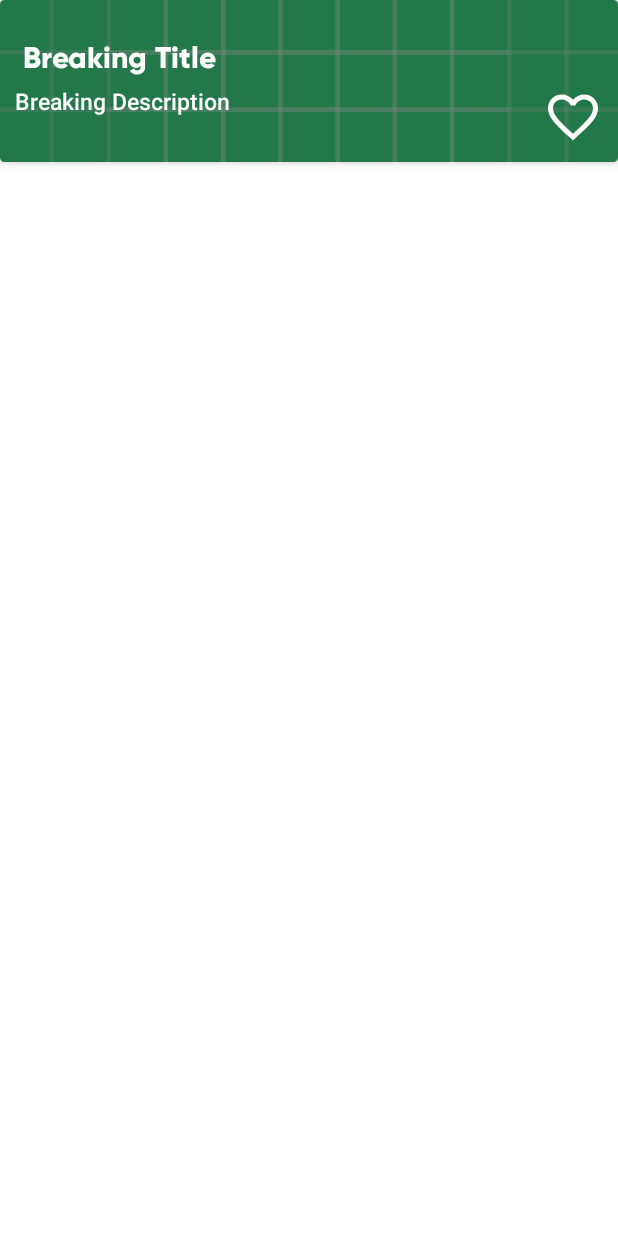
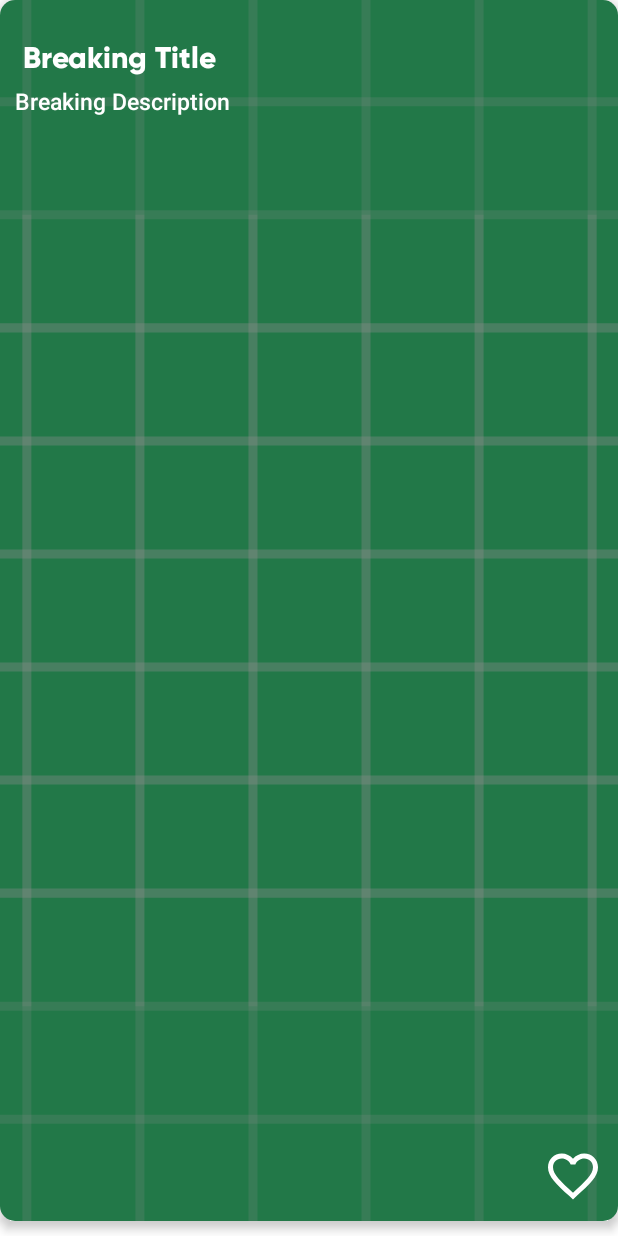
Before and after one commit to tashuseyin/News-App, an Android app: the layout breaking_rowitem.xml on its own in the app's theme, with its tools: preview values and no code run, on a phone screen of 412 x 824 dp. Run offline under Robolectric (Android 15) with nearby library versions, the phone set to English and light mode, and no system bars.

```diff
--- a/app/src/main/AndroidManifest.xml
+++ b/app/src/main/AndroidManifest.xml
@@ -5,6 +5,7 @@
     <uses-permission android:name="android.permission.INTERNET" />
 
     <application
+        android:name=".App"
         android:allowBackup="true"
         android:icon="@mipmap/ic_launcher"
         android:label="@string/app_name"
--- a/app/src/main/java/com/example/newsapp/model/Article.kt
+++ b/app/src/main/java/com/example/newsapp/model/Article.kt
@@ -1,8 +1,13 @@
 package com.example.newsapp.model
 
+import androidx.room.Entity
+import androidx.room.PrimaryKey
 import com.google.gson.annotations.SerializedName
 
+@Entity(tableName = "Article")
 data class Article(
+    @PrimaryKey(autoGenerate = true)
+    val id: Int,
     @SerializedName("author")
     val author: String,
     @SerializedName("content")
--- a/app/src/main/res/layout/breaking_rowitem.xml
+++ b/app/src/main/res/layout/breaking_rowitem.xml
@@ -2,15 +2,15 @@
 <androidx.cardview.widget.CardView xmlns:android="http://schemas.android.com/apk/res/android"
     xmlns:app="http://schemas.android.com/apk/res-auto"
     android:layout_width="match_parent"
-    android:layout_height="wrap_content"
+    android:layout_height="match_parent"
     android:layout_marginBottom="10dp"
-    app:cardCornerRadius="3dp"
+    app:cardCornerRadius="10dp"
     app:cardElevation="4dp">
 
     <ImageView
         android:id="@+id/imageBreaking"
         android:layout_width="match_parent"
-        android:layout_height="wrap_content"
+        android:layout_height="match_parent"
         android:layout_alignParentStart="true"
         android:layout_alignParentTop="true"
         android:scaleType="centerCrop"
@@ -27,7 +27,7 @@
         android:layout_marginTop="20dp"
         android:orientation="vertical">
 
-    <TextView
+        <TextView
             android:id="@+id/breakingTitle"
             android:layout_width="wrap_content"
             android:layout_height="wrap_content"
@@ -52,8 +52,8 @@
         android:layout_width="wrap_content"
         android:layout_height="wrap_content"
         android:layout_gravity="bottom|right"
-        android:src="@drawable/ic_baseline_favorite_border_24"
-        android:layout_margin="10dp"/>
+        android:layout_margin="10dp"
+        android:src="@drawable/ic_baseline_favorite_border_24" />
 
 
 </androidx.cardview.widget.CardView>
```
Also changed, not shown: app/build.gradle (+7 -0 lines), app/src/main/java/com/example/newsapp/App.kt (added, +11 -0 lines), app/src/main/java/com/example/newsapp/service/BreakingNewsDao.kt (added, +12 -0 lines), app/src/main/java/com/example/newsapp/service/BreakingNewsDatabse.kt (added, +31 -0 lines), app/src/main/java/com/example/newsapp/service/BreakingNewsRepository.kt (added, +11 -0 lines), app/src/main/java/com/example/newsapp/ui/BreakingFragment.kt (+2 -7 lines), app/src/main/java/com/example/newsapp/viewmodel/BreakingNewsViewModel.kt (renamed from app/src/main/java/com/example/newsapp/ui/BreakingNewsViewModel.kt, +6 -4 lines).
